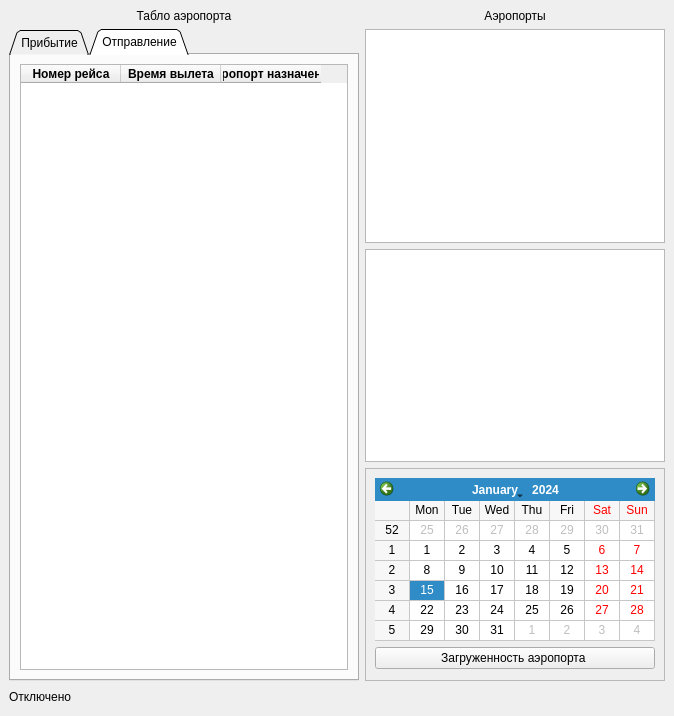
The window that airportinspector.ui (W-AndreyV-W/AirportInspector) describes before a commit, drawn with Qt 5.
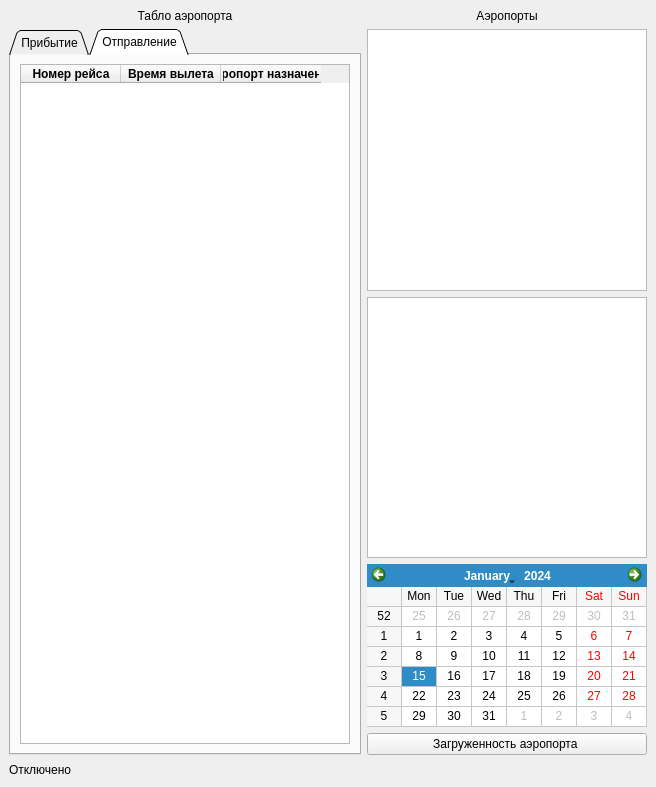
The same window after the commit. The open tabs and pages were chosen to show the change.

Diff of the .ui file:
```diff
--- a/airportinspector.ui
+++ b/airportinspector.ui
@@ -6,106 +6,18 @@
    <rect>
     <x>0</x>
     <y>0</y>
-    <width>674</width>
-    <height>716</height>
+    <width>656</width>
+    <height>787</height>
    </rect>
   </property>
   <property name="windowTitle">
    <string>Инспектор аэропортов</string>
   </property>
   <widget class="QWidget" name="centralwidget">
-   <layout class="QVBoxLayout" name="verticalLayout_2">
-    <item>
-     <layout class="QGridLayout" name="gridLayout">
-      <item row="3" column="2">
-       <widget class="QFrame" name="fm_Selection">
-        <property name="minimumSize">
-         <size>
-          <width>300</width>
-          <height>213</height>
-         </size>
-        </property>
-        <property name="maximumSize">
-         <size>
-          <width>300</width>
-          <height>213</height>
-         </size>
-        </property>
-        <property name="frameShape">
-         <enum>QFrame::StyledPanel</enum>
-        </property>
-        <property name="frameShadow">
-         <enum>QFrame::Raised</enum>
-        </property>
-        <layout class="QVBoxLayout" name="verticalLayout">
-         <item>
-          <widget class="QCalendarWidget" name="calendarWidget">
-           <property name="minimumSize">
-            <size>
-             <width>280</width>
-             <height>163</height>
-            </size>
-           </property>
-           <property name="maximumSize">
-            <size>
-             <width>280</width>
-             <height>163</height>
-            </size>
-           </property>
-           <property name="mouseTracking">
-            <bool>true</bool>
-           </property>
-           <property name="tabletTracking">
-            <bool>true</bool>
-           </property>
-           <property name="gridVisible">
-            <bool>true</bool>
-           </property>
-           <property name="horizontalHeaderFormat">
-            <enum>QCalendarWidget::ShortDayNames</enum>
-           </property>
-           <property name="verticalHeaderFormat">
-            <enum>QCalendarWidget::ISOWeekNumbers</enum>
-           </property>
-           <property name="navigationBarVisible">
-            <bool>true</bool>
-           </property>
-           <property name="dateEditEnabled">
-            <bool>false</bool>
-           </property>
-          </widget>
-         </item>
-         <item>
-          <widget class="QPushButton" name="pb_AirportCongestion">
-           <property name="text">
-            <string>Загруженность аэропорта </string>
-           </property>
-          </widget>
-         </item>
-        </layout>
-       </widget>
-      </item>
-      <item row="4" column="0">
-       <widget class="QLabel" name="lb_statusConnection">
-        <property name="text">
-         <string>Отключено</string>
-        </property>
-       </widget>
-      </item>
-      <item row="1" column="2">
-       <widget class="QListWidget" name="lw_Airport">
-        <property name="autoScroll">
-         <bool>true</bool>
-        </property>
-        <property name="showDropIndicator" stdset="0">
-         <bool>true</bool>
-        </property>
-       </widget>
-      </item>
-      <item row="2" column="2">
-       <widget class="QTextBrowser" name="textBrowser"/>
-      </item>
-      <item row="0" column="0" colspan="2">
+   <layout class="QGridLayout" name="gridLayout">
+    <item row="0" column="0" colspan="2">
+     <layout class="QVBoxLayout" name="verticalLayout_2">
+      <item>
        <widget class="QLabel" name="label">
         <property name="text">
          <string>Табло аэропорта</string>
@@ -124,7 +36,7 @@
         </property>
        </widget>
       </item>
-      <item row="1" column="0" rowspan="3" colspan="2">
+      <item>
        <widget class="QTabWidget" name="tw_AirportScoreboard">
         <property name="minimumSize">
          <size>
@@ -281,27 +193,12 @@
         </widget>
        </widget>
       </item>
-      <item row="4" column="1">
-       <spacer name="spacer_2">
-        <property name="orientation">
-         <enum>Qt::Horizontal</enum>
-        </property>
-        <property name="sizeHint" stdset="0">
-         <size>
-          <width>320</width>
-          <height>20</height>
-         </size>
-        </property>
-       </spacer>
-      </item>
-      <item row="0" column="2">
+     </layout>
+    </item>
+    <item row="0" column="2">
+     <layout class="QVBoxLayout" name="verticalLayout">
+      <item>
        <widget class="QLabel" name="label_2">
-        <property name="maximumSize">
-         <size>
-          <width>300</width>
-          <height>16777215</height>
-         </size>
-        </property>
         <property name="text">
          <string>Аэропорты</string>
         </property>
@@ -310,8 +207,104 @@
         </property>
        </widget>
       </item>
+      <item>
+       <widget class="QListWidget" name="lw_Airport">
+        <property name="maximumSize">
+         <size>
+          <width>280</width>
+          <height>16777215</height>
+         </size>
+        </property>
+        <property name="autoScroll">
+         <bool>true</bool>
+        </property>
+        <property name="showDropIndicator" stdset="0">
+         <bool>true</bool>
+        </property>
+       </widget>
+      </item>
+      <item>
+       <widget class="QTextBrowser" name="textBrowser">
+        <property name="maximumSize">
+         <size>
+          <width>280</width>
+          <height>16777215</height>
+         </size>
+        </property>
+       </widget>
+      </item>
+      <item>
+       <widget class="QCalendarWidget" name="calendarWidget">
+        <property name="minimumSize">
+         <size>
+          <width>280</width>
+          <height>163</height>
+         </size>
+        </property>
+        <property name="maximumSize">
+         <size>
+          <width>280</width>
+          <height>163</height>
+         </size>
+        </property>
+        <property name="mouseTracking">
+         <bool>true</bool>
+        </property>
+        <property name="tabletTracking">
+         <bool>true</bool>
+        </property>
+        <property name="gridVisible">
+         <bool>true</bool>
+        </property>
+        <property name="horizontalHeaderFormat">
+         <enum>QCalendarWidget::ShortDayNames</enum>
+        </property>
+        <property name="verticalHeaderFormat">
+         <enum>QCalendarWidget::ISOWeekNumbers</enum>
+        </property>
+        <property name="navigationBarVisible">
+         <bool>true</bool>
+        </property>
+        <property name="dateEditEnabled">
+         <bool>false</bool>
+        </property>
+       </widget>
+      </item>
+      <item>
+       <widget class="QPushButton" name="pb_AirportCongestion">
+        <property name="maximumSize">
+         <size>
+          <width>280</width>
+          <height>16777215</height>
+         </size>
+        </property>
+        <property name="text">
+         <string>Загруженность аэропорта </string>
+        </property>
+       </widget>
+      </item>
      </layout>
     </item>
+    <item row="1" column="0">
+     <widget class="QLabel" name="lb_statusConnection">
+      <property name="text">
+       <string>Отключено</string>
+      </property>
+     </widget>
+    </item>
+    <item row="1" column="1" colspan="2">
+     <spacer name="spacer_2">
+      <property name="orientation">
+       <enum>Qt::Horizontal</enum>
+      </property>
+      <property name="sizeHint" stdset="0">
+       <size>
+        <width>457</width>
+        <height>17</height>
+       </size>
+      </property>
+     </spacer>
+    </item>
    </layout>
   </widget>
   <widget class="QMenuBar" name="menubar">
```
Left out of the diff: 7 changed lines with no effect on the pictures.
